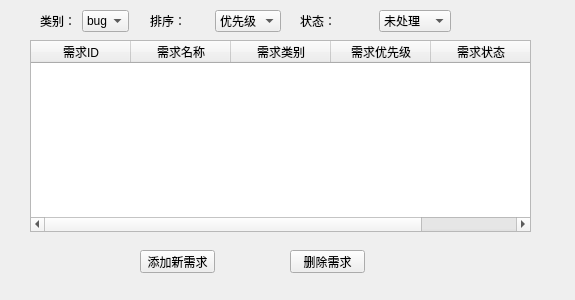
Before: the Qt Designer form pma/xuqiu.ui in FlyingGarfield/productManager_assistant, drawn with Qt 5.
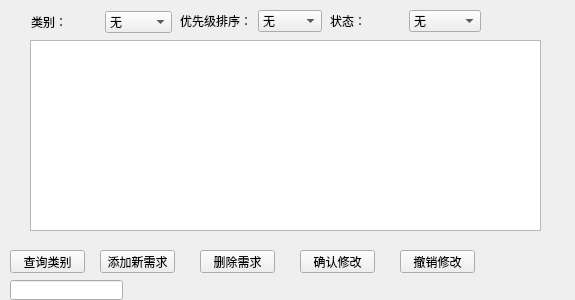
After: the same form once the commit is applied.

Patch:
```diff
--- a/pma/xuqiu.ui
+++ b/pma/xuqiu.ui
@@ -13,47 +13,12 @@
   <property name="windowTitle">
    <string>需求管理</string>
   </property>
-  <widget class="QTableWidget" name="tableWidget">
-   <property name="geometry">
-    <rect>
-     <x>30</x>
-     <y>40</y>
-     <width>501</width>
-     <height>192</height>
-    </rect>
-   </property>
-   <column>
-    <property name="text">
-     <string>需求ID</string>
-    </property>
-   </column>
-   <column>
-    <property name="text">
-     <string>需求名称</string>
-    </property>
-   </column>
-   <column>
-    <property name="text">
-     <string>需求类别</string>
-    </property>
-   </column>
-   <column>
-    <property name="text">
-     <string>需求优先级</string>
-    </property>
-   </column>
-   <column>
-    <property name="text">
-     <string>需求状态</string>
-    </property>
-   </column>
-  </widget>
   <widget class="QWidget" name="layoutWidget">
    <property name="geometry">
     <rect>
-     <x>150</x>
+     <x>180</x>
      <y>10</y>
-     <width>131</width>
+     <width>142</width>
      <height>22</height>
     </rect>
    </property>
@@ -61,7 +26,7 @@
     <item>
      <widget class="QLabel" name="label_2">
       <property name="text">
-       <string>排序：</string>
+       <string>优先级排序：</string>
       </property>
      </widget>
     </item>
@@ -69,7 +34,22 @@
      <widget class="QComboBox" name="comboBox_2">
       <item>
        <property name="text">
-        <string>优先级</string>
+        <string>无</string>
+       </property>
+      </item>
+      <item>
+       <property name="text">
+        <string>高</string>
+       </property>
+      </item>
+      <item>
+       <property name="text">
+        <string>中</string>
+       </property>
+      </item>
+      <item>
+       <property name="text">
+        <string>低</string>
        </property>
       </item>
      </widget>
@@ -79,7 +59,7 @@
   <widget class="QWidget" name="layoutWidget_2">
    <property name="geometry">
     <rect>
-     <x>300</x>
+     <x>330</x>
      <y>10</y>
      <width>151</width>
      <height>22</height>
@@ -94,7 +74,12 @@
      </widget>
     </item>
     <item>
-     <widget class="QComboBox" name="comboBox_3">
+     <widget class="QComboBox" name="zt">
+      <item>
+       <property name="text">
+        <string>无</string>
+       </property>
+      </item>
       <item>
        <property name="text">
         <string>未处理</string>
@@ -107,7 +92,7 @@
   <widget class="QPushButton" name="pushButton">
    <property name="geometry">
     <rect>
-     <x>140</x>
+     <x>100</x>
      <y>250</y>
      <width>75</width>
      <height>23</height>
@@ -120,7 +105,7 @@
   <widget class="QPushButton" name="pushButton_2">
    <property name="geometry">
     <rect>
-     <x>290</x>
+     <x>200</x>
      <y>250</y>
      <width>75</width>
      <height>23</height>
@@ -130,12 +115,48 @@
     <string>删除需求</string>
    </property>
   </widget>
+  <widget class="QTableView" name="tableView">
+   <property name="geometry">
+    <rect>
+     <x>30</x>
+     <y>40</y>
+     <width>511</width>
+     <height>191</height>
+    </rect>
+   </property>
+  </widget>
+  <widget class="QPushButton" name="queren">
+   <property name="geometry">
+    <rect>
+     <x>300</x>
+     <y>250</y>
+     <width>75</width>
+     <height>23</height>
+    </rect>
+   </property>
+   <property name="text">
+    <string>确认修改</string>
+   </property>
+  </widget>
+  <widget class="QPushButton" name="chexiao">
+   <property name="geometry">
+    <rect>
+     <x>400</x>
+     <y>250</y>
+     <width>75</width>
+     <height>23</height>
+    </rect>
+   </property>
+   <property name="text">
+    <string>撤销修改</string>
+   </property>
+  </widget>
   <widget class="QWidget" name="layoutWidget">
    <property name="geometry">
     <rect>
-     <x>40</x>
-     <y>10</y>
-     <width>89</width>
+     <x>31</x>
+     <y>11</y>
+     <width>141</width>
      <height>22</height>
     </rect>
    </property>
@@ -148,7 +169,12 @@
      </widget>
     </item>
     <item>
-     <widget class="QComboBox" name="comboBox">
+     <widget class="QComboBox" name="leibie">
+      <item>
+       <property name="text">
+        <string>无</string>
+       </property>
+      </item>
       <item>
        <property name="text">
         <string>bug</string>
@@ -158,6 +184,29 @@
     </item>
    </layout>
   </widget>
+  <widget class="QPushButton" name="chaxun">
+   <property name="geometry">
+    <rect>
+     <x>10</x>
+     <y>250</y>
+     <width>75</width>
+     <height>23</height>
+    </rect>
+   </property>
+   <property name="text">
+    <string>查询类别</string>
+   </property>
+  </widget>
+  <widget class="QLineEdit" name="lineEdit">
+   <property name="geometry">
+    <rect>
+     <x>10</x>
+     <y>280</y>
+     <width>113</width>
+     <height>20</height>
+    </rect>
+   </property>
+  </widget>
  </widget>
  <resources/>
  <connections/>
```
Left out of the diff: 21 changed lines with no effect on the pictures.
